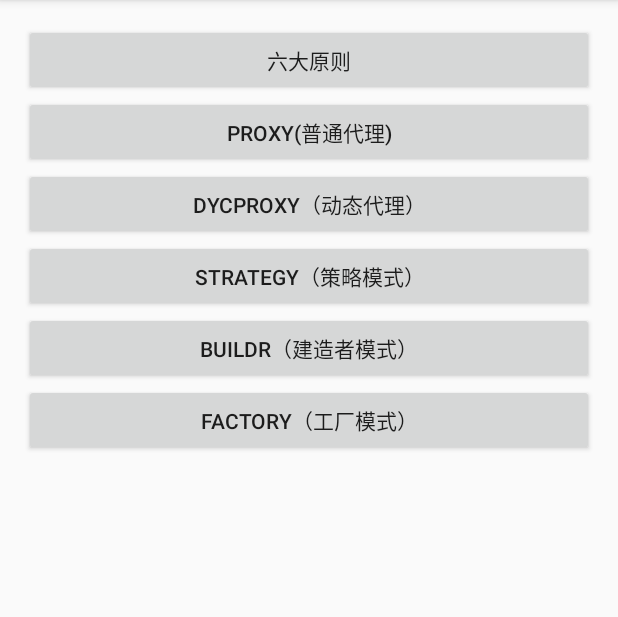
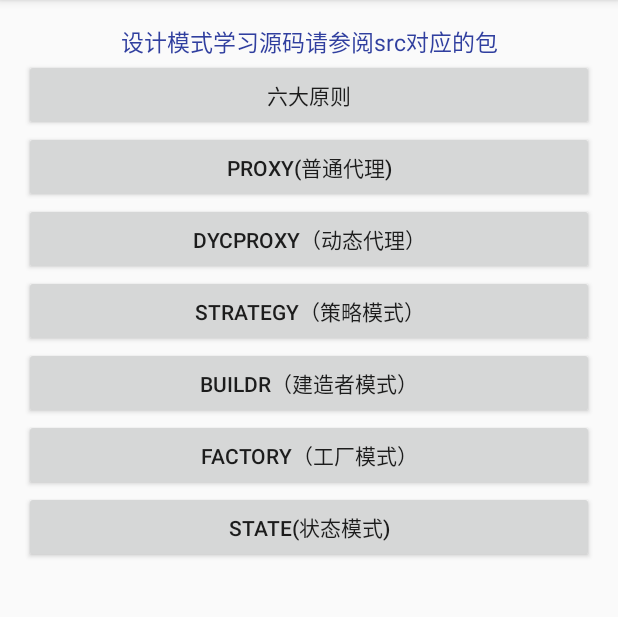
Before and after one commit to xsfelvis/DesignPattern, an Android app: the screen it shows after launch (MainActivity), on a phone screen of 412 x 824 dp, the part 84-701 px from its top. Run offline under Robolectric (Android 15) with nearby library versions, the phone set to English and light mode, and no system bars.

Commit message:
:sparkles: 增加状态模式

```diff
--- a/app/src/main/java/xsf/design/MainActivity.java
+++ b/app/src/main/java/xsf/design/MainActivity.java
@@ -6,8 +6,7 @@ import android.view.View;
 import android.widget.Button;
 import android.widget.ImageView;
 
-import xsf.design.Builder.Builder;
-import xsf.design.Builder.Win7Builder;
+import state.LoginActvity;
 import xsf.design.Factory.ConcreateFactory;
 import xsf.design.Factory.Factory;
 import xsf.design.Factory.Product;
@@ -35,6 +34,7 @@ public class MainActivity extends BaseActvity {
     private Button btn_strtegy;
     private Button btn_builder;
     private Button btn_factory;
+    private Button btn_state;
 
     private ImageView imgProfile;
 
@@ -60,6 +60,8 @@ public class MainActivity extends BaseActvity {
         btn_builder.setOnClickListener(this);
         btn_factory = IfindViewById(R.id.btn_factory);
         btn_factory.setOnClickListener(this);
+        btn_state = IfindViewById(R.id.btn_state);
+        btn_state.setOnClickListener(this);
     }
 
     @Override
@@ -79,6 +81,10 @@ public class MainActivity extends BaseActvity {
                 break;
             case R.id.btn_factory:
                 factory();
+                break;
+            case R.id.btn_state:
+                launchActvity(LoginActvity.class);
+            default:
                 break;
 
         }
--- a/app/src/main/res/layout/activity_main.xml
+++ b/app/src/main/res/layout/activity_main.xml
@@ -1,6 +1,5 @@
 <?xml version="1.0" encoding="utf-8"?>
-<LinearLayout
-    xmlns:android="http://schemas.android.com/apk/res/android"
+<LinearLayout xmlns:android="http://schemas.android.com/apk/res/android"
     xmlns:tools="http://schemas.android.com/tools"
     android:layout_width="match_parent"
     android:layout_height="match_parent"
@@ -11,45 +10,62 @@
     android:paddingRight="@dimen/activity_horizontal_margin"
     android:paddingTop="@dimen/activity_vertical_margin"
     tools:context="xsf.design.MainActivity">
+
+    <TextView
+        android:layout_width="match_parent"
+        android:layout_height="wrap_content"
+        android:gravity="center_horizontal"
+        android:text="设计模式学习源码请参阅src对应的包"
+        android:textColor="@color/colorPrimaryDark"
+        android:textSize="15dp" />
+
     <Button
         android:id="@+id/btn_principle"
         android:layout_width="match_parent"
         android:layout_height="wrap_content"
-        android:text="六大原则"/>
+        android:text="六大原则" />
 
     <Button
         android:id="@+id/btn_proxy"
         android:layout_width="match_parent"
         android:layout_height="wrap_content"
-        android:text="proxy(普通代理)"/>
+        android:text="proxy(普通代理)" />
 
     <Button
         android:id="@+id/btn_dynicprocy"
         android:layout_width="match_parent"
         android:layout_height="wrap_content"
-        android:text="dycproxy（动态代理）"/>
+        android:text="dycproxy（动态代理）" />
 
     <Button
         android:id="@+id/btn_strategy"
         android:layout_width="match_parent"
         android:layout_height="wrap_content"
-        android:text="strategy（策略模式）"/>
+        android:text="strategy（策略模式）" />
 
     <Button
         android:id="@+id/btn_builder"
         android:layout_width="match_parent"
         android:layout_height="wrap_content"
-        android:text="buildr（建造者模式）"/>
+        android:text="buildr（建造者模式）" />
+
     <Button
         android:id="@+id/btn_factory"
         android:layout_width="match_parent"
         android:layout_height="wrap_content"
-        android:text="factory（工厂模式）"/>
+        android:text="factory（工厂模式）" />
+
+    <Button
+        android:id="@+id/btn_state"
+        android:layout_width="match_parent"
+        android:layout_height="wrap_content"
+        android:text="State(状态模式)" />
+
     <ImageView
-        android:layout_gravity="center_horizontal"
         android:id="@+id/imgProfile"
         android:layout_width="wrap_content"
-        android:layout_height="wrap_content"/>
+        android:layout_height="wrap_content"
+        android:layout_gravity="center_horizontal" />
 
 
 </LinearLayout>
```
Also changed, not shown: app/src/main/AndroidManifest.xml (+9 -6 lines), app/src/main/java/state/ContentActivity.java (added, +44 -0 lines), app/src/main/java/state/LoginActvity.java (added, +56 -0 lines), app/src/main/java/state/LoginContext.java (added, +43 -0 lines), app/src/main/java/state/LoginState.java (added, +23 -0 lines), app/src/main/java/state/LogoutState.java (added, +27 -0 lines), app/src/main/java/state/UserState.java (added, +14 -0 lines), app/src/main/res/layout/activity_content.xml (added, +24 -0 lines), app/src/main/res/layout/activity_login_actvity.xml (added, +29 -0 lines).
